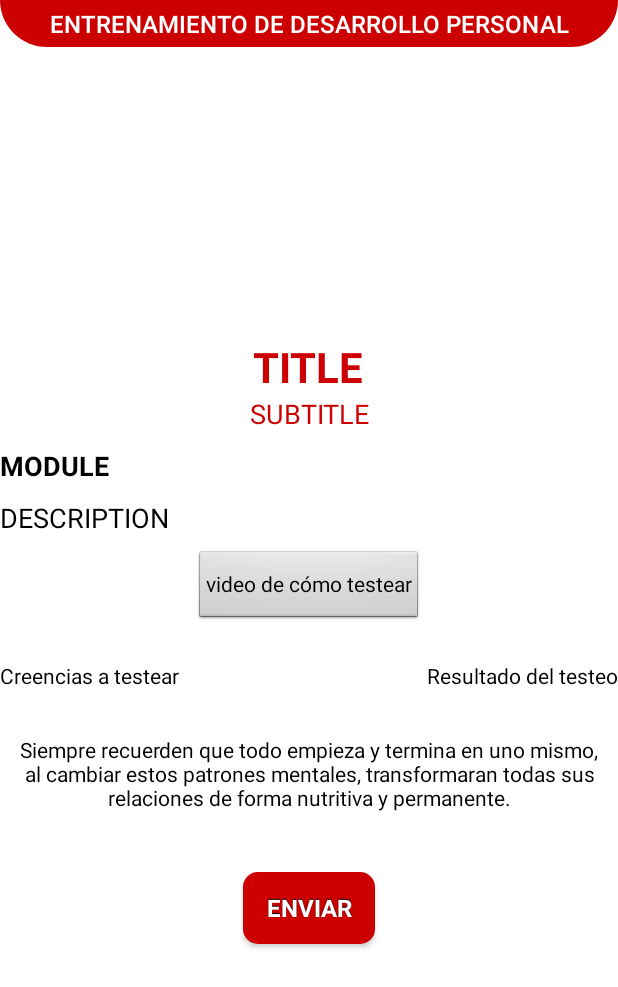
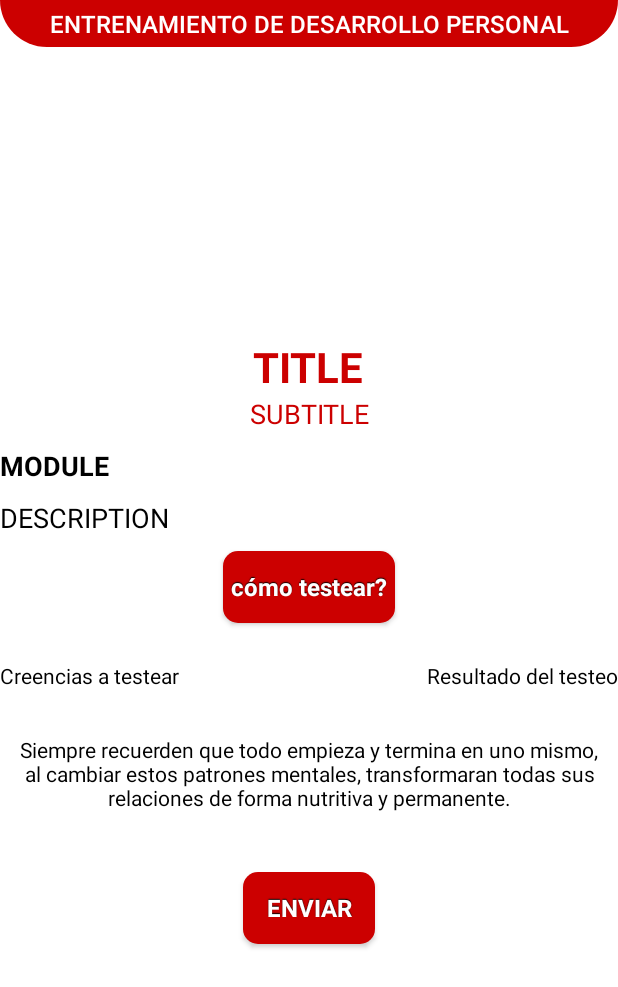
Before and after one commit to marcosjav/concienciadeabundancia, an Android app: the fragment QuizFragment placed in its activity, on a phone screen of 412 x 824 dp. Shown: the top 987 px of the screen. Run offline under Robolectric (Android 15) with nearby library versions, the phone set to English and light mode, and no system bars; our stand-ins replace Firebase (no records; nobody signed in at launch, a user with empty details on screens opened directly); libraries missing offline, so code that uses them is left out: com.firebase.client; 1 statement that could not run was skipped.

Commit message:
reparado video de como testear

```diff
--- a/app/build.gradle
+++ b/app/build.gradle
@@ -8,8 +8,8 @@ android {
         applicationId "com.bnvlab.concienciadeabundancia"
         minSdkVersion 19
         targetSdkVersion 25
-        versionCode 13
-        versionName "2.3"
+        versionCode 14
+        versionName "2.31"
         multiDexEnabled true
         testInstrumentationRunner "android.support.test.runner.AndroidJUnitRunner"
     }
--- a/app/src/main/java/com/bnvlab/concienciadeabundancia/fragments/QuizFragment.java
+++ b/app/src/main/java/com/bnvlab/concienciadeabundancia/fragments/QuizFragment.java
@@ -81,7 +81,7 @@ public class QuizFragment extends Fragment {
             public void onClick(View v) {
                 Intent myIntent = new Intent(getContext(), VideoActivity.class);
 
-                if (video.equals(""))
+                if (video == null || video.equals(""))
                     video = "https://youtu.be/WSVH_nF18Ls";
 
                 myIntent.putExtra("video", video); //Optional parameters
--- a/app/src/main/res/layout/fragment_quiz.xml
+++ b/app/src/main/res/layout/fragment_quiz.xml
@@ -103,12 +103,12 @@
 
                     <Button
                         android:id="@+id/video_test_button"
-                        style="@android:style/Widget.Button.Small"
+                        style="@style/button"
                         android:layout_width="wrap_content"
                         android:layout_height="wrap_content"
                         android:layout_gravity="center"
                         android:layout_margin="10dip"
-                        android:text="video de cómo testear" />
+                        android:text="cómo testear?" />
 
                     <LinearLayout
                         android:layout_width="match_parent"
```
